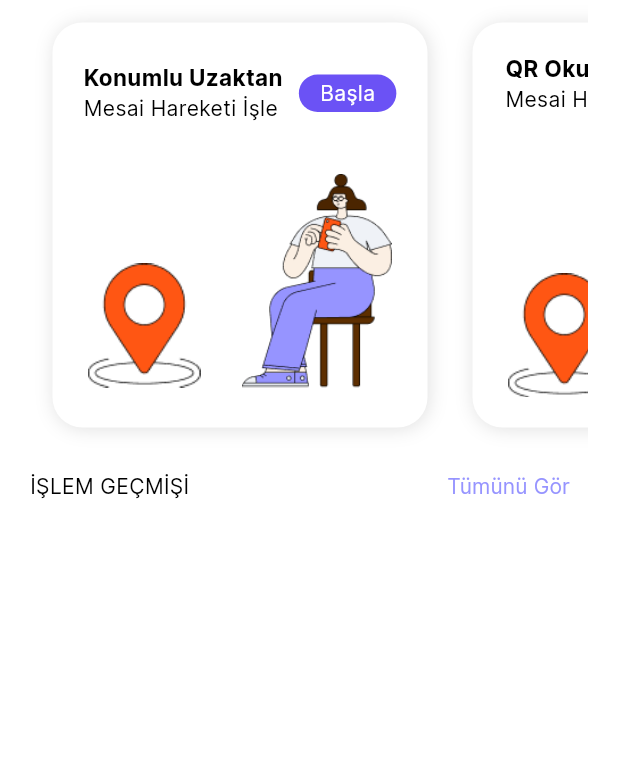
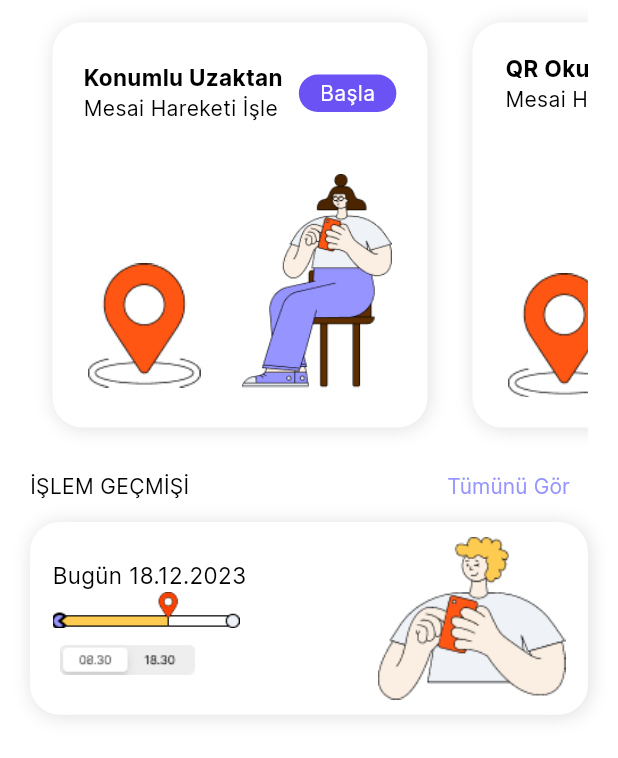
Before and after one commit to yavuzfeti/qr, a Flutter app: the Home widget shown alone on an empty page, opened directly, on a phone screen of 412 x 824 dp. Shown: the top 758 px of the screen. Run offline on Flutter 3.47's test engine with Material 3 defaults, Android fonts, the phone set to English and light mode, and no system bars; our stand-ins replace connectivity_plus, dio, flutter_secure_storage, google_nav_bar, internet_connection_checker, permission_handler and 1 more; accounts and stored records are empty.

Commit message:
lo9gin finish add home

```diff
--- a/lib/Components/Internet.dart
+++ b/lib/Components/Internet.dart
@@ -77,7 +77,6 @@ class Internet
               ],
             ),
           ),
-          barrier: false
       );
     }
     else
--- a/lib/Components/Splash.dart
+++ b/lib/Components/Splash.dart
@@ -2,7 +2,6 @@ import 'package:flutter/material.dart';
 import 'package:qr/Components/Base.dart';
 import 'dart:async';
 import 'package:qr/Components/Themes.dart';
-import 'package:qr/Screens/Home.dart';
 import 'package:qr/Screens/Login.dart';
 import 'package:qr/Utils/Network.dart';
 
--- a/lib/Screens/Home.dart
+++ b/lib/Screens/Home.dart
@@ -1,7 +1,7 @@
-import 'package:flutter/cupertino.dart';
 import 'package:flutter/material.dart';
 import 'package:qr/Components/Themes.dart';
 import 'package:qr/Screens/Option.dart';
+import 'package:intl/intl.dart';
 
 class Home extends StatefulWidget {
   const Home({super.key});
@@ -54,7 +54,7 @@ class _HomeState extends State<Home> {
               mainAxisAlignment: MainAxisAlignment.spaceAround,
               children: [
               Image.asset("lib/Assets/Images/konum.png",width: 75,),
-              Image.asset(resim,width: 100,),
+              Image.asset("lib/Assets/Images/$resim.png",width: 100,),
               ],),
           ],
         ),
@@ -74,8 +74,8 @@ class _HomeState extends State<Home> {
               child: ListView(
                 scrollDirection: Axis.horizontal,
                 children: [
-                  con("Konumlu Uzaktan","lib/Assets/Images/Sitting.png"),
-                  con("QR Okutmalı","lib/Assets/Images/Standing.png"),
+                  con("Konumlu Uzaktan","Sitting"),
+                  con("QR Okutmalı","Standing"),
                 ],
               ),
             ),
@@ -88,6 +88,28 @@ class _HomeState extends State<Home> {
                 ),
               ],
             ),
+        Container(
+          padding: EdgeInsets.symmetric(horizontal: 15,vertical: 10),
+          decoration: Themes.decor,
+          width: double.infinity,
+          child: Row(
+            mainAxisAlignment: MainAxisAlignment.spaceBetween,
+            crossAxisAlignment: CrossAxisAlignment.center,
+            children: [
+              Column(
+                mainAxisAlignment: MainAxisAlignment.spaceEvenly,
+                crossAxisAlignment: CrossAxisAlignment.start,
+                children: [
+                  Text("Bugün ${DateFormat("dd.MM.yyyy").format((DateTime.now()))}",style: TextStyle(fontSize: 15),),
+                  Image.asset("lib/Assets/Images/cizgi.png",width: 125,),
+                  SizedBox(height: 10,),
+                  Image.asset("lib/Assets/Images/segment.png",width: 100,),
+                ],
+              ),
+              Image.asset("lib/Assets/Images/person.png",width: 125,),
+            ],
+          ),
+        ),
           ],
         ),
       ),
--- a/pubspec.yaml
+++ b/pubspec.yaml
@@ -20,6 +20,7 @@ dependencies:
   flutter_barcode_scanner: ^2.0.0
   permission_handler: ^10.2.0
   pin_code_text_field: ^1.8.0
+  intl: ^0.18.1
 #  firebase_core: ^2.24.0
 #  firebase_messaging: ^14.7.6
 #  flutter_local_notifications: ^16.2.0
```
Also changed, not shown: lib/Components/TopBar.dart (+27 -7 lines), lib/Screens/Login.dart (+33 -17 lines), lib/Assets/Images/cizgi.png (added), lib/Assets/Images/person.png (added), lib/Assets/Images/segment.png (added), pubspec.lock.
